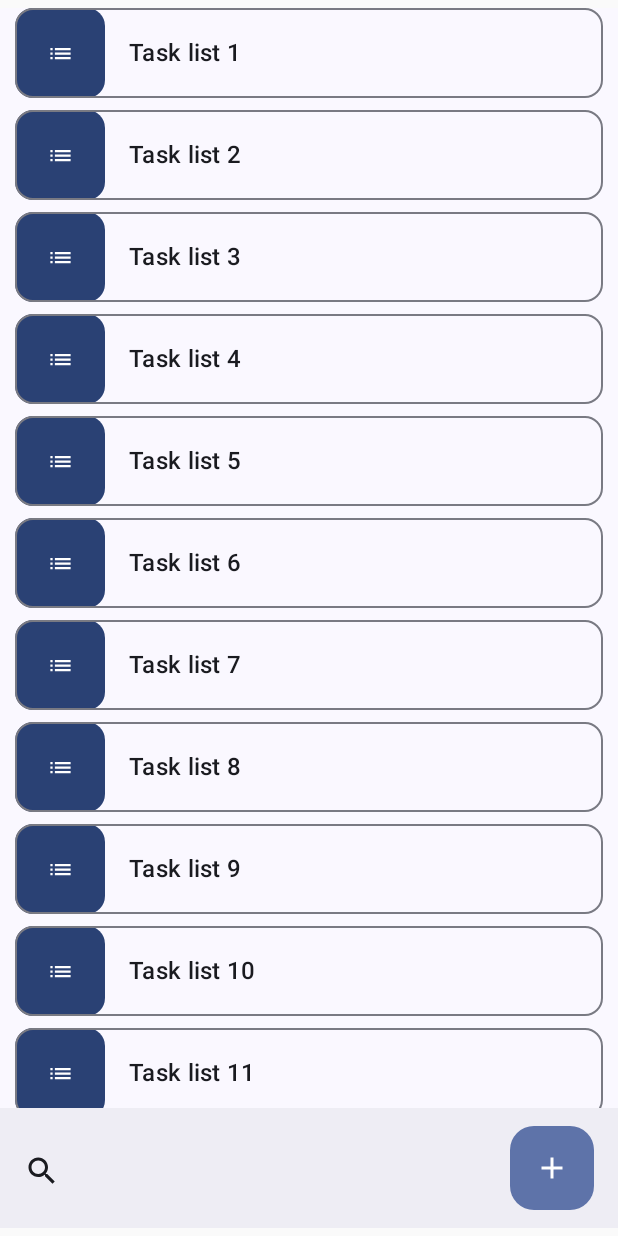
After one commit to smazik02/ToDoSync, an Android app built with Jetpack Compose: the TaskViewsActivity screen opened directly, with no data from a screen before it, on a phone screen of 412 x 824 dp. The commit adds this screen. Run offline under Robolectric (Android 15) with nearby library versions, the phone set to English and light mode, and no system bars.

Commit message:
style: :lipstick: Task List activity and composables (no reactivity yet)

```diff
--- a/mobile/app/src/main/AndroidManifest.xml
+++ b/mobile/app/src/main/AndroidManifest.xml
@@ -11,12 +11,18 @@
         android:supportsRtl="true"
         android:theme="@style/Theme.ToDoSync">
         <activity
+            android:name=".activities.TaskViewsActivity"
+            android:exported="false"
+            android:label="@string/title_activity_task_views"
+            android:theme="@style/Theme.ToDoSync" />
+        <activity
             android:name=".activities.MainActivity"
             android:exported="true"
             android:label="@string/app_name"
             android:theme="@style/Theme.ToDoSync">
             <intent-filter>
                 <action android:name="android.intent.action.MAIN" />
+
                 <category android:name="android.intent.category.LAUNCHER" />
             </intent-filter>
         </activity>
--- /dev/null
+++ b/mobile/app/src/main/java/com/example/todosync/activities/TaskViewsActivity.kt
@@ -0,0 +1,195 @@
+package com.example.todosync.activities
+
+import android.os.Bundle
+import androidx.activity.ComponentActivity
+import androidx.activity.compose.setContent
+import androidx.activity.enableEdgeToEdge
+import androidx.compose.foundation.BorderStroke
+import androidx.compose.foundation.layout.Arrangement
+import androidx.compose.foundation.layout.Box
+import androidx.compose.foundation.layout.Column
+import androidx.compose.foundation.layout.PaddingValues
+import androidx.compose.foundation.layout.Row
+import androidx.compose.foundation.layout.Spacer
+import androidx.compose.foundation.layout.WindowInsets
+import androidx.compose.foundation.layout.fillMaxSize
+import androidx.compose.foundation.layout.fillMaxWidth
+import androidx.compose.foundation.layout.height
+import androidx.compose.foundation.layout.padding
+import androidx.compose.foundation.layout.safeDrawing
+import androidx.compose.foundation.layout.size
+import androidx.compose.foundation.layout.windowInsetsPadding
+import androidx.compose.foundation.lazy.LazyColumn
+import androidx.compose.material.icons.Icons
+import androidx.compose.material.icons.automirrored.filled.List
+import androidx.compose.material.icons.filled.Add
+import androidx.compose.material.icons.filled.Search
+import androidx.compose.material3.BottomAppBar
+import androidx.compose.material3.Button
+import androidx.compose.material3.Card
+import androidx.compose.material3.CardDefaults
+import androidx.compose.material3.ExperimentalMaterial3Api
+import androidx.compose.material3.FloatingActionButton
+import androidx.compose.material3.FloatingActionButtonDefaults
+import androidx.compose.material3.Icon
+import androidx.compose.material3.IconButton
+import androidx.compose.material3.MaterialTheme
+import androidx.compose.material3.ModalBottomSheet
+import androidx.compose.material3.OutlinedCard
+import androidx.compose.material3.OutlinedTextField
+import androidx.compose.material3.Scaffold
+import androidx.compose.material3.Text
+import androidx.compose.material3.rememberModalBottomSheetState
+import androidx.compose.runtime.Composable
+import androidx.compose.runtime.getValue
+import androidx.compose.runtime.mutableStateOf
+import androidx.compose.runtime.saveable.rememberSaveable
+import androidx.compose.runtime.setValue
+import androidx.compose.ui.Alignment
+import androidx.compose.ui.Modifier
+import androidx.compose.ui.text.style.TextOverflow
+import androidx.compose.ui.tooling.preview.Preview
+import androidx.compose.ui.unit.dp
+import com.example.todosync.activities.ui.theme.ToDoSyncTheme
+
+@OptIn(ExperimentalMaterial3Api::class)
+class TaskViewsActivity : ComponentActivity() {
+
+    override fun onCreate(savedInstanceState: Bundle?) {
+        super.onCreate(savedInstanceState)
+        enableEdgeToEdge()
+        setContent {
+            ToDoSyncTheme {
+                val sheetState = rememberModalBottomSheetState()
+                var isSheetOpen by rememberSaveable { mutableStateOf(false) }
+                var buttonText by rememberSaveable { mutableStateOf("") }
+
+                Scaffold(
+                    modifier = Modifier
+                        .padding(vertical = 5.dp)
+                        .windowInsetsPadding(WindowInsets.safeDrawing),
+                    containerColor = MaterialTheme.colorScheme.background,
+                    bottomBar = {
+                        BottomAppBar(
+                            actions = {
+                                IconButton(onClick = {
+                                    isSheetOpen = true
+                                    buttonText = "JOIN"
+                                }) {
+                                    Icon(Icons.Filled.Search, null)
+                                }
+                            },
+                            floatingActionButton = {
+                                FloatingActionButton(
+                                    onClick = {
+                                        isSheetOpen = true
+                                        buttonText = "CREATE"
+                                    },
+                                    containerColor = MaterialTheme.colorScheme.primaryContainer,
+                                    elevation = FloatingActionButtonDefaults.bottomAppBarFabElevation()
+                                ) {
+                                    Icon(Icons.Filled.Add, null)
+                                }
+                            },
+                            modifier = Modifier.fillMaxWidth()
+                        )
+                    }
+                ) { innerPadding ->
+                    LazyColumn(
+                        verticalArrangement = Arrangement.spacedBy(8.dp),
+                        modifier = Modifier
+                            .padding(innerPadding)
+                    ) {
+                        items(20) {
+                            TaskListCard("Task list ${it + 1}")
+                        }
+                    }
+
+                    if (isSheetOpen) {
+                        ModalBottomSheet(
+                            sheetState = sheetState,
+                            onDismissRequest = { isSheetOpen = false },
+                            containerColor = MaterialTheme.colorScheme.surfaceContainerLow
+                        ) {
+                            TaskListBottomSheetModalContent(buttonText)
+                        }
+                    }
+
+                }
+            }
+        }
+    }
+
+}
+
+@Composable
+fun TaskListCard(title: String, modifier: Modifier = Modifier) {
+    OutlinedCard(
+        border = BorderStroke(1.dp, MaterialTheme.colorScheme.outlineVariant),
+        colors = CardDefaults.cardColors(containerColor = MaterialTheme.colorScheme.surface),
+        modifier = modifier
+            .fillMaxWidth()
+            .padding(horizontal = 10.dp)
+    ) {
+        Row {
+            Card(
+                colors = CardDefaults.cardColors(
+                    containerColor = MaterialTheme.colorScheme.primary
+                ),
+                modifier = Modifier
+                    .size(60.dp)
+            ) {
+                Column(
+                    horizontalAlignment = Alignment.CenterHorizontally,
+                    verticalArrangement = Arrangement.Center,
+                    modifier = Modifier.fillMaxSize()
+                ) {
+                    Icon(
+                        Icons.AutoMirrored.Filled.List,
+                        contentDescription = null,
+                        modifier = Modifier.size(18.dp)
+                    )
+                }
+            }
+            Box(
+                modifier = Modifier
+                    .fillMaxWidth()
+                    .padding(PaddingValues(horizontal = 16.dp))
+                    .align(Alignment.CenterVertically)
+            ) {
+                Text(
+                    text = title,
+                    style = MaterialTheme.typography.titleMedium,
+                    maxLines = 1,
+                    overflow = TextOverflow.Ellipsis
+                )
+            }
+        }
+    }
+}
+
+@Composable
+fun TaskListBottomSheetModalContent(buttonText: String) {
+    Column(
+        horizontalAlignment = Alignment.CenterHorizontally,
+        verticalArrangement = Arrangement.Center,
+        modifier = Modifier.fillMaxWidth()
+    ) {
+        OutlinedTextField(
+            onValueChange = {},
+            value = "",
+            label = { Text("Name") })
+        Spacer(Modifier.height(8.dp))
+        Button(onClick = {}) {
+            Text(text = buttonText)
+        }
+    }
+}
+
+@Preview(showBackground = true)
+@Composable
+fun GreetingPreview2() {
+    ToDoSyncTheme {
+        TaskListCard("Task list 1")
+    }
+}
--- /dev/null
+++ b/mobile/app/src/main/java/com/example/todosync/activities/ui/theme/Theme.kt
@@ -0,0 +1,58 @@
+package com.example.todosync.activities.ui.theme
+
+import android.app.Activity
+import android.os.Build
+import androidx.compose.foundation.isSystemInDarkTheme
+import androidx.compose.material3.MaterialTheme
+import androidx.compose.material3.darkColorScheme
+import androidx.compose.material3.dynamicDarkColorScheme
+import androidx.compose.material3.dynamicLightColorScheme
+import androidx.compose.material3.lightColorScheme
+import androidx.compose.runtime.Composable
+import androidx.compose.ui.platform.LocalContext
+
+private val DarkColorScheme = darkColorScheme(
+    primary = Purple80,
+    secondary = PurpleGrey80,
+    tertiary = Pink80
+)
+
+private val LightColorScheme = lightColorScheme(
+    primary = Purple40,
+    secondary = PurpleGrey40,
+    tertiary = Pink40
+
+    /* Other default colors to override
+    background = Color(0xFFFFFBFE),
+    surface = Color(0xFFFFFBFE),
+    onPrimary = Color.White,
+    onSecondary = Color.White,
+    onTertiary = Color.White,
+    onBackground = Color(0xFF1C1B1F),
+    onSurface = Color(0xFF1C1B1F),
+    */
+)
+
+@Composable
+fun ToDoSyncTheme(
+    darkTheme: Boolean = isSystemInDarkTheme(),
+    // Dynamic color is available on Android 12+
+    dynamicColor: Boolean = true,
+    content: @Composable () -> Unit
+) {
+    val colorScheme = when {
+        dynamicColor && Build.VERSION.SDK_INT >= Build.VERSION_CODES.S -> {
+            val context = LocalContext.current
+            if (darkTheme) dynamicDarkColorScheme(context) else dynamicLightColorScheme(context)
+        }
+
+        darkTheme -> DarkColorScheme
+        else -> LightColorScheme
+    }
+
+    MaterialTheme(
+        colorScheme = colorScheme,
+        typography = Typography,
+        content = content
+    )
+}
--- /dev/null
+++ b/mobile/app/src/main/java/com/example/todosync/activities/ui/theme/Type.kt
@@ -0,0 +1,34 @@
+package com.example.todosync.activities.ui.theme
+
+import androidx.compose.material3.Typography
+import androidx.compose.ui.text.TextStyle
+import androidx.compose.ui.text.font.FontFamily
+import androidx.compose.ui.text.font.FontWeight
+import androidx.compose.ui.unit.sp
+
+// Set of Material typography styles to start with
+val Typography = Typography(
+    bodyLarge = TextStyle(
+        fontFamily = FontFamily.Default,
+        fontWeight = FontWeight.Normal,
+        fontSize = 16.sp,
+        lineHeight = 24.sp,
+        letterSpacing = 0.5.sp
+    )
+    /* Other default text styles to override
+    titleLarge = TextStyle(
+        fontFamily = FontFamily.Default,
+        fontWeight = FontWeight.Normal,
+        fontSize = 22.sp,
+        lineHeight = 28.sp,
+        letterSpacing = 0.sp
+    ),
+    labelSmall = TextStyle(
+        fontFamily = FontFamily.Default,
+        fontWeight = FontWeight.Medium,
+        fontSize = 11.sp,
+        lineHeight = 16.sp,
+        letterSpacing = 0.5.sp
+    )
+    */
+)
--- a/mobile/app/src/main/res/values/strings.xml
+++ b/mobile/app/src/main/res/values/strings.xml
@@ -1,3 +1,4 @@
 <resources>
     <string name="app_name">ToDoSync</string>
+    <string name="title_activity_task_views">TaskViewsActivity</string>
 </resources>
```
Also changed, not shown: mobile/app/src/main/java/com/example/todosync/activities/ui/theme/Color.kt (added, +11 -0 lines).
